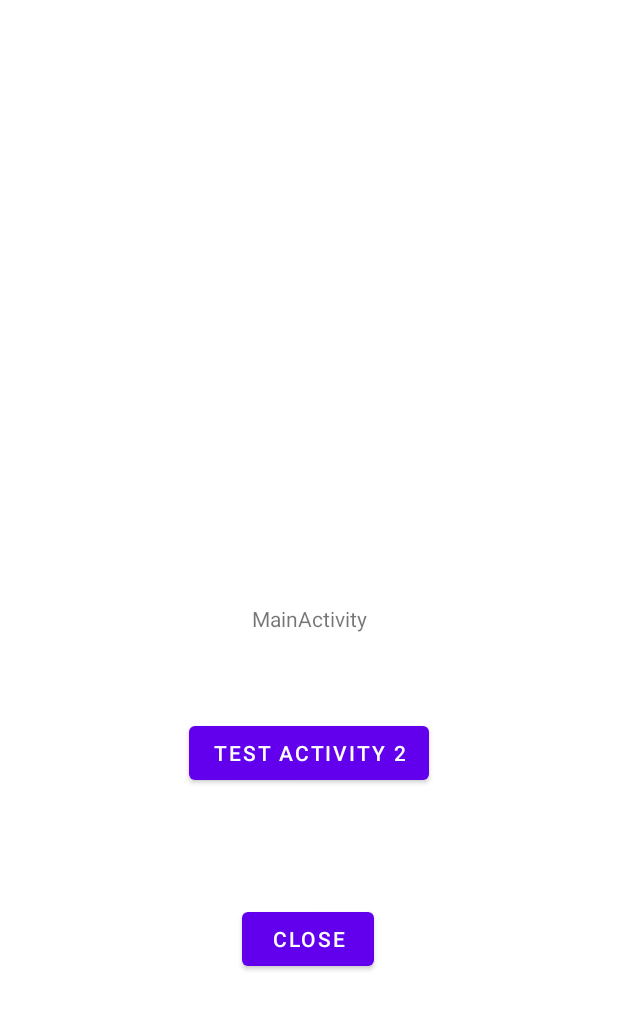
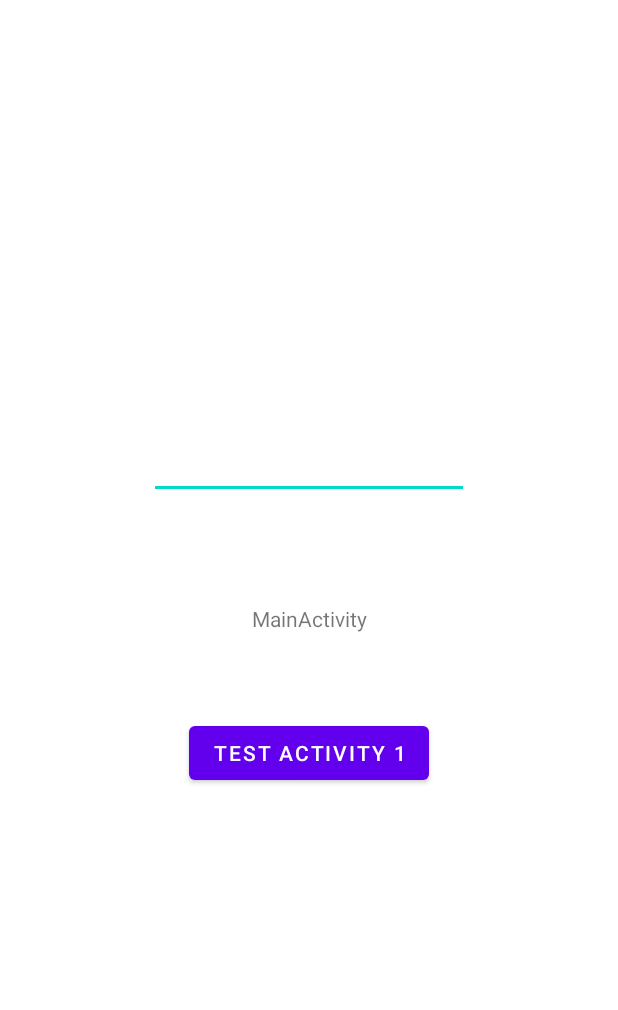
Before and after one commit to Shevy-D/test_app2, an Android app: the layout activity_main.xml on its own in the app's theme, with its tools: preview values and no code run, on a phone screen of 412 x 824 dp. Shown: the top 1010 px of the screen. Run offline under Robolectric (Android 15) with nearby library versions, the phone set to English and light mode, and no system bars.

Commit message:
activity 2

```diff
--- a/app/src/main/res/layout/activity_main.xml
+++ b/app/src/main/res/layout/activity_main.xml
@@ -7,7 +7,7 @@
     tools:context=".MainActivity">
 
     <TextView
-        android:id="@+id/textView3"
+        android:id="@+id/tvMessageMain"
         android:layout_width="wrap_content"
         android:layout_height="wrap_content"
         android:text="MainActivity"
@@ -21,21 +21,22 @@
         android:layout_width="wrap_content"
         android:layout_height="wrap_content"
         android:layout_marginTop="56dp"
-        android:onClick="onClickGoTest2"
-        android:text="Test Activity 2"
+        android:onClick="onClickGoTest1"
+        android:text="Test Activity 1"
         app:layout_constraintEnd_toEndOf="parent"
         app:layout_constraintStart_toStartOf="parent"
-        app:layout_constraintTop_toBottomOf="@+id/textView3" />
+        app:layout_constraintTop_toBottomOf="@+id/tvMessageMain" />
 
-    <Button
-        android:id="@+id/button3"
+    <EditText
+        android:id="@+id/editTextTextPersonName"
         android:layout_width="wrap_content"
         android:layout_height="wrap_content"
-        android:layout_marginTop="76dp"
-        android:onClick="onClickClose"
-        android:text="Close"
-        app:layout_constraintEnd_toEndOf="@+id/button2"
-        app:layout_constraintHorizontal_bias="0.492"
-        app:layout_constraintStart_toStartOf="@+id/button2"
-        app:layout_constraintTop_toBottomOf="@+id/button2" />
+        android:layout_marginBottom="70dp"
+        android:ems="10"
+        android:inputType="textPersonName"
+        app:layout_constraintBottom_toTopOf="@+id/tvMessageMain"
+        app:layout_constraintEnd_toEndOf="@+id/tvMessageMain"
+        app:layout_constraintHorizontal_bias="0.503"
+        app:layout_constraintStart_toStartOf="@+id/tvMessageMain" />
+
 </androidx.constraintlayout.widget.ConstraintLayout>
```
Also changed, not shown: app/src/main/AndroidManifest.xml (+2 -7 lines), app/src/main/java/com/example/test_app/MainActivity.kt (+14 -7 lines), app/src/main/java/com/example/test_app/TestActivity1.kt (+13 -5 lines), app/src/main/java/com/example/test_app/TestActivity2.kt (deleted, +0 -18 lines), app/src/main/res/layout/activity_test1.xml (+17 -6 lines), app/src/main/res/layout/layuot_test2.xml (deleted, +0 -28 lines).
